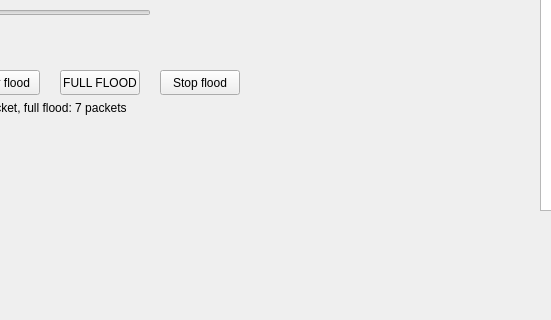
sq8vps/haller, file App/mainwindow.ui: the form before one commit; both pictures show x 340 to 891 and y 380 to 700 of the 1400 by 700 pixel window.
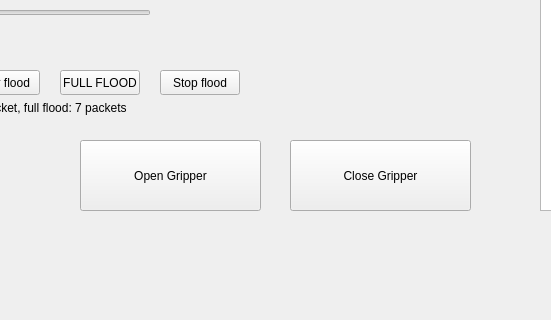
The form after the commit.

Commit message: gripper buttoms

The edit to the form file:
```diff
--- a/App/mainwindow.ui
+++ b/App/mainwindow.ui
@@ -606,6 +606,32 @@
      <string>Interval (ms):</string>
     </property>
    </widget>
+   <widget class="QPushButton" name="pushButton_8">
+    <property name="geometry">
+     <rect>
+      <x>420</x>
+      <y>520</y>
+      <width>181</width>
+      <height>71</height>
+     </rect>
+    </property>
+    <property name="text">
+     <string>Open Gripper</string>
+    </property>
+   </widget>
+   <widget class="QPushButton" name="pushButton_9">
+    <property name="geometry">
+     <rect>
+      <x>630</x>
+      <y>520</y>
+      <width>181</width>
+      <height>71</height>
+     </rect>
+    </property>
+    <property name="text">
+     <string>Close Gripper</string>
+    </property>
+   </widget>
   </widget>
   <widget class="QMenuBar" name="menubar">
    <property name="geometry">
```
The commit also changes 2 other files.
